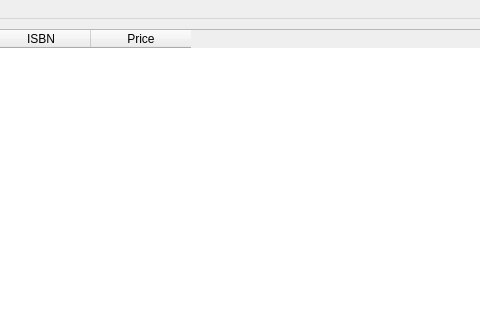
Before: the Qt Designer form browse.ui in jfunston/omega4py, drawn with Qt 5; both pictures show x 320 to 800 and y 0 to 320 of the 1203 by 800 pixel window.
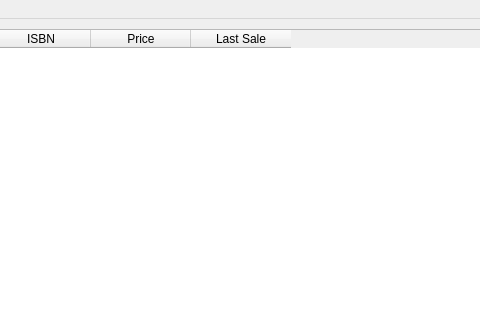
After: the same form once the commit is applied.

Commit message: Last sale date in browse and search

```diff
--- a/browse.ui
+++ b/browse.ui
@@ -27,7 +27,7 @@
      <set>QAbstractItemView::NoEditTriggers</set>
     </property>
     <property name="columnCount">
-     <number>5</number>
+     <number>6</number>
     </property>
     <column>
      <property name="text">
@@ -54,6 +54,11 @@
       <string>Price</string>
      </property>
     </column>
+    <column>
+     <property name="text">
+      <string>Last Sale</string>
+     </property>
+    </column>
    </widget>
   </widget>
   <widget class="QMenuBar" name="menubar">
```
The commit also changes 2 other files.
